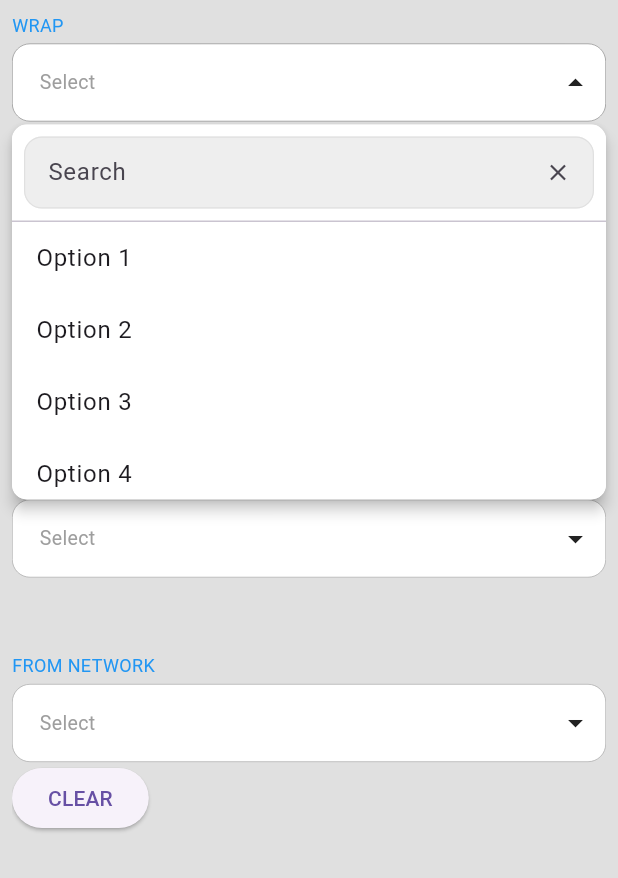
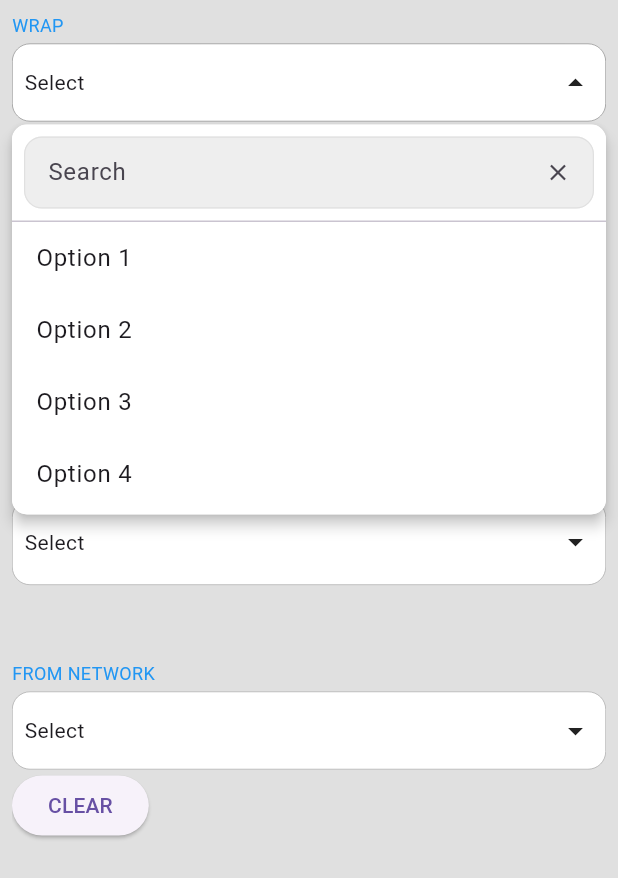
Before and after one commit to oi-narendra/multiselect-dropdown, a Flutter app: the screen it shows after launch, after a tap on "Select", on a phone screen of 412 x 824 dp. Shown: the top 878 px of the screen. Run offline on Flutter 3.47's test engine with Material 3 defaults, Android fonts, the phone set to English and light mode, and no system bars; network calls fail.

Commit message:
Adição do parametro prefixIcon e ajustes na exibição do componente

```diff
--- a/lib/multiselect_dropdown.dart
+++ b/lib/multiselect_dropdown.dart
@@ -75,6 +75,7 @@ class MultiSelectDropDown<T> extends StatefulWidget {
 
   // dropdownfield configuration
   final Color? fieldBackgroundColor;
+  final Widget? prefixIcon;
   final Icon suffixIcon;
   final bool animateSuffixIcon;
   final Icon? clearIcon;
@@ -166,6 +167,8 @@ class MultiSelectDropDown<T> extends StatefulWidget {
   ///
   /// [fieldBackgroundColor] is the background color of the dropdown. The default is [Colors.white].
   ///
+  /// [prefixIcon] is the icon used on the left of the dropdown.
+  ///
   /// [suffixIcon] is the icon that is used to indicate the dropdown. The default is [Icons.arrow_drop_down].
   ///
   /// [inputDecoration] is the decoration of the dropdown.
@@ -243,6 +246,7 @@ class MultiSelectDropDown<T> extends StatefulWidget {
       this.fieldBackgroundColor = Colors.white,
       this.dropdownHeight = 200,
       this.showChipInSingleSelectMode = false,
+      this.prefixIcon,
       this.suffixIcon = const Icon(Icons.arrow_drop_down),
       this.clearIcon = const Icon(Icons.close_outlined, size: 20),
       this.selectedItemBuilder,
@@ -301,6 +305,7 @@ class MultiSelectDropDown<T> extends StatefulWidget {
       this.fieldBackgroundColor = Colors.white,
       this.dropdownHeight = 200,
       this.showChipInSingleSelectMode = false,
+      this.prefixIcon,
       this.suffixIcon = const Icon(Icons.arrow_drop_down),
       this.clearIcon = const Icon(Icons.close_outlined, size: 14),
       this.selectedItemBuilder,
@@ -431,6 +436,7 @@ class _MultiSelectDropDownState<T> extends State<MultiSelectDropDown<T>> {
 
     if ((_searchFocusNode == null || _searchFocusNode?.hasFocus == false) && _overlayEntry != null) {
       _overlayEntry?.remove();
+      _overlayEntry = null;
     }
 
     if (mounted) _updateSelection();
@@ -451,7 +457,7 @@ class _MultiSelectDropDownState<T> extends State<MultiSelectDropDown<T>> {
     var size = renderBox?.size ?? Size.zero;
     var offset = renderBox?.localToGlobal(Offset.zero) ?? Offset.zero;
 
-    final availableHeight = MediaQuery.of(context).size.height - offset.dy;
+    final availableHeight = MediaQuery.of(context).size.height - (offset.dy + size.height + (widget.searchEnabled ? 60 : 0));
 
     return [size, availableHeight < widget.dropdownHeight];
   }
@@ -472,7 +478,11 @@ class _MultiSelectDropDownState<T> extends State<MultiSelectDropDown<T>> {
             splashFactory: null,
             onTap: _toggleFocus,
             child: Container(
-              height: widget.chipConfig.wrapType == WrapType.wrap ? null : 52,
+              height: widget.chipConfig.wrapType == WrapType.wrap
+                  ? null
+                  : widget.selectionType == SelectionType.single
+                      ? 52
+                      : 57,
               constraints: BoxConstraints(
                 minWidth: MediaQuery.of(context).size.width,
                 minHeight: 52,
@@ -481,9 +491,12 @@ class _MultiSelectDropDownState<T> extends State<MultiSelectDropDown<T>> {
               decoration: _getContainerDecoration(),
               child: Row(
                 children: [
-                  Expanded(
-                    child: _getContainerContent(),
-                  ),
+                  if (widget.prefixIcon != null) ...[
+                    const SizedBox(width: 10),
+                    widget.prefixIcon ?? const SizedBox(height: 0),
+                    const SizedBox(width: 10),
+                  ],
+                  Expanded(child: _getContainerContent()),
                   if (widget.clearIcon != null && _anyItemSelected) ...[
                     const SizedBox(width: 4),
                     InkWell(
@@ -516,19 +529,38 @@ class _MultiSelectDropDownState<T> extends State<MultiSelectDropDown<T>> {
   /// Container Content for the dropdown.
   Widget _getContainerContent() {
     if (_selectedOptions.isEmpty) {
-      return HintText(
-        hintText: widget.hint,
-        hintColor: widget.hintColor,
-        hintStyle: widget.hintStyle,
-        hintPadding: widget.hintPadding,
+      return Text(
+        widget.hint,
+        style: widget.hintStyle,
       );
     }
 
     if (widget.selectionType == SelectionType.single && !widget.showChipInSingleSelectMode) {
-      return SingleSelectedItem(label: _selectedOptions.first.label, style: widget.singleSelectItemStyle);
+      return Column(crossAxisAlignment: CrossAxisAlignment.start, children: [
+        Padding(
+            padding: EdgeInsets.only(top: 10),
+            child: Text(
+              widget.hint,
+              style: TextStyle(color: widget.hintColor, fontSize: 13),
+            )),
+        Flexible(
+            child: Text(
+          _selectedOptions.first.label,
+          style: widget.singleSelectItemStyle,
+          overflow: TextOverflow.ellipsis,
+        ))
+      ]);
     }
 
-    return _buildSelectedItems();
+    return Column(crossAxisAlignment: CrossAxisAlignment.start, children: [
+      Padding(
+          padding: EdgeInsets.only(top: 10),
+          child: Text(
+            widget.hint,
+            style: TextStyle(color: widget.hintColor, fontSize: 13),
+          )),
+      SizedBox(height: 30, child: _buildSelectedItems())
+    ]);
   }
 
   /// return true if any item is selected.
@@ -736,7 +768,7 @@ class _MultiSelectDropDownState<T> extends State<MultiSelectDropDown<T>> {
                       borderRadius: widget.dropdownBorderRadius != null ? BorderRadius.circular(widget.dropdownBorderRadius!) : null,
                     ),
                     constraints: widget.searchEnabled
-                        ? BoxConstraints.loose(Size(size.width, widget.dropdownHeight + 50))
+                        ? BoxConstraints.loose(Size(size.width, widget.dropdownHeight + 60))
                         : BoxConstraints.loose(Size(size.width, widget.dropdownHeight)),
                     child: Column(
                       mainAxisSize: MainAxisSize.min,
@@ -747,6 +779,7 @@ class _MultiSelectDropDownState<T> extends State<MultiSelectDropDown<T>> {
                             child: Padding(
                               padding: const EdgeInsets.all(8.0),
                               child: TextFormField(
+                                style: widget.hintStyle,
                                 controller: searchController,
                                 onTapOutside: (_) {},
                                 scrollPadding: EdgeInsets.only(bottom: MediaQuery.of(context).viewInsets.bottom),
--- a/pubspec.yaml
+++ b/pubspec.yaml
@@ -15,7 +15,7 @@ dependencies:
 dev_dependencies:
   flutter_test:
     sdk: flutter
-  flutter_lints: ^3.0.1
+  flutter_lints: ^4.0.0
 
 # For information on the generic Dart part of this file, see the
 # following page: https://dart.dev/tools/pub/pubspec
```
